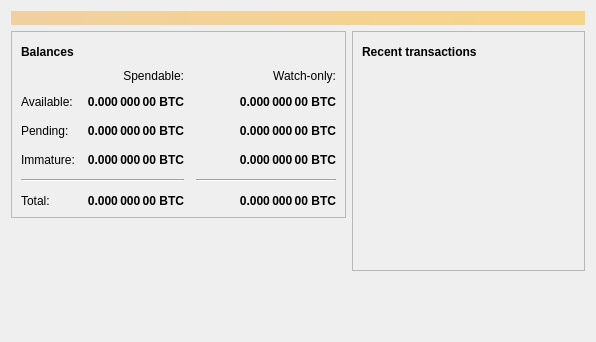
This is src/qt/forms/overviewpage.ui in Miners-World-Coin-MWC/MinersWorldCoin as Qt 5 draws it before an edit. The edited form follows.
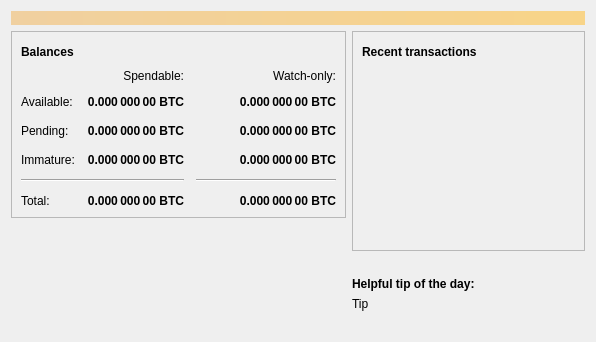
This is the edited form. Icons and pictures are not drawn.

Commit message: Added daily tips in to the wallet

Diff of the .ui file:
```diff
--- a/src/qt/forms/overviewpage.ui
+++ b/src/qt/forms/overviewpage.ui
@@ -571,6 +571,49 @@
          </property>
         </spacer>
        </item>
+       <item>
+        <layout class="QVBoxLayout" name="verticalLayout_5">
+         <property name="topMargin">
+          <number>0</number>
+         </property>
+         <item>
+          <widget class="QLabel" name="label_tip_header">
+           <property name="font">
+            <font>
+             <weight>75</weight>
+             <bold>true</bold>
+            </font>
+           </property>
+           <property name="text">
+            <string>Helpful tip of the day:</string>
+           </property>
+          </widget>
+         </item>
+         <item>
+          <widget class="QLabel" name="label_tip">
+           <property name="text">
+            <string>Tip</string>
+           </property>
+          </widget>
+         </item>
+         <item>
+          <spacer name="verticalSpacer_3">
+           <property name="orientation">
+            <enum>Qt::Vertical</enum>
+           </property>
+           <property name="sizeType">
+            <enum>QSizePolicy::Maximum</enum>
+           </property>
+           <property name="sizeHint" stdset="0">
+            <size>
+             <width>20</width>
+             <height>40</height>
+            </size>
+           </property>
+          </spacer>
+         </item>
+        </layout>
+       </item>
       </layout>
      </item>
     </layout>
```
The commit also changes 1 other file.
